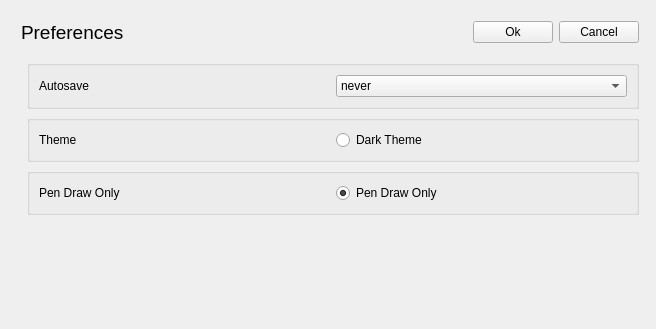
Old version of the form src/main/python/ui/preferences_gui.ui in the repository stroblme/UNote.
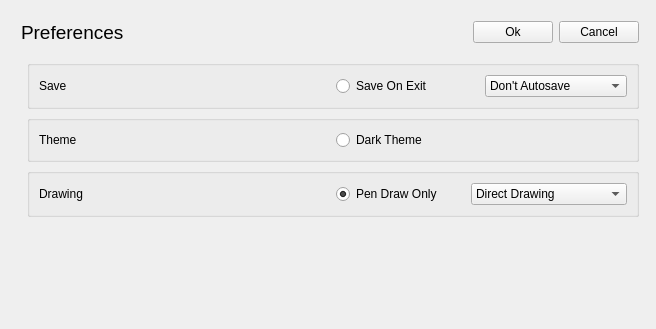
New version of the form.

```diff
--- a/src/main/python/ui/preferences_gui.ui
+++ b/src/main/python/ui/preferences_gui.ui
@@ -94,10 +94,13 @@
        </item>
        <item>
         <layout class="QFormLayout" name="formLayout">
+         <property name="fieldGrowthPolicy">
+          <enum>QFormLayout::AllNonFixedFieldsGrow</enum>
+         </property>
          <item row="0" column="1">
           <widget class="QGroupBox" name="horizontalGroupBox">
            <property name="sizePolicy">
-            <sizepolicy hsizetype="Preferred" vsizetype="Minimum">
+            <sizepolicy hsizetype="Preferred" vsizetype="Preferred">
              <horstretch>0</horstretch>
              <verstretch>0</verstretch>
             </sizepolicy>
@@ -109,7 +112,16 @@
             <item>
              <widget class="QLabel" name="labelAutosave">
               <property name="text">
-               <string>Autosave</string>
+               <string>Save</string>
+              </property>
+             </widget>
+            </item>
+            <item>
+             <layout class="QHBoxLayout" name="horizontalLayout_5">
+              <item>
+               <widget class="QRadioButton" name="radioButton">
+                <property name="text">
+                 <string>Save On Exit</string>
               </property>
              </widget>
             </item>
@@ -117,7 +129,7 @@
              <widget class="QComboBox" name="comboBoxAutosave">
               <item>
                <property name="text">
-                <string>never</string>
+                  <string>Don't Autosave</string>
                </property>
               </item>
               <item>
@@ -141,6 +153,8 @@
                </property>
               </item>
              </widget>
+              </item>
+             </layout>
             </item>
            </layout>
           </widget>
@@ -171,7 +185,7 @@
          <item row="2" column="1">
           <widget class="QGroupBox" name="horizontalGroupBox2">
            <property name="sizePolicy">
-            <sizepolicy hsizetype="Preferred" vsizetype="Minimum">
+            <sizepolicy hsizetype="Preferred" vsizetype="Preferred">
              <horstretch>0</horstretch>
              <verstretch>0</verstretch>
             </sizepolicy>
@@ -180,10 +194,12 @@
             <item>
              <widget class="QLabel" name="labelPenDraw">
               <property name="text">
-               <string>Pen Draw Only</string>
+               <string>Drawing</string>
               </property>
              </widget>
             </item>
+            <item>
+             <layout class="QHBoxLayout" name="horizontalLayout_6">
             <item>
              <widget class="QRadioButton" name="radioButtonPenOnly">
               <property name="text">
@@ -193,6 +209,27 @@
                <bool>true</bool>
               </property>
              </widget>
+              </item>
+              <item>
+               <widget class="QComboBox" name="comboBox">
+                <item>
+                 <property name="text">
+                  <string>Direct Drawing</string>
+                 </property>
+                </item>
+                <item>
+                 <property name="text">
+                  <string>Smoother Drawing</string>
+                 </property>
+                </item>
+                <item>
+                 <property name="text">
+                  <string>Super Smooth Drawing</string>
+                 </property>
+                </item>
+               </widget>
+              </item>
+             </layout>
             </item>
            </layout>
           </widget>
```
Left out of the diff: 8 changed lines with no effect on the pictures. Lines whose indentation alone changed are shown as unchanged.
